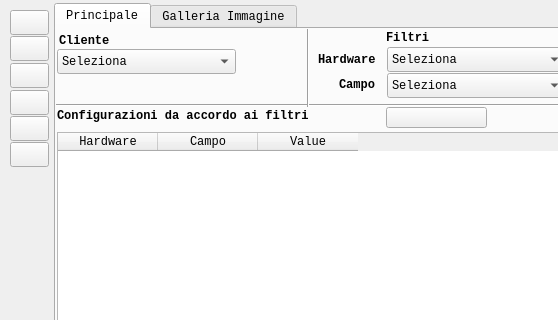
Above: QtUI/mainwindow.ui from emper0r/aron-conf before the change; both pictures show x 0 to 558 and y 0 to 320 of the 1030 by 700 pixel window. Below: the same form after it.
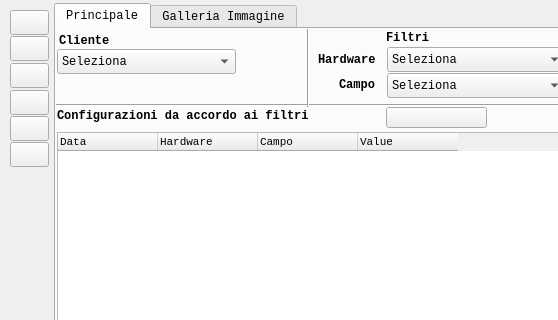
That is the form after the change.

Commit message: * Added timestamp as column

The edit to the form file:
```diff
--- a/QtUI/mainwindow.ui
+++ b/QtUI/mainwindow.ui
@@ -152,6 +152,20 @@
       <attribute name="horizontalHeaderDefaultSectionSize">
        <number>100</number>
       </attribute>
+      <column>
+       <property name="text">
+        <string>Data</string>
+       </property>
+       <property name="font">
+        <font>
+         <family>Monospace</family>
+         <pointsize>8</pointsize>
+        </font>
+       </property>
+       <property name="textAlignment">
+        <set>AlignJustify|AlignVCenter</set>
+       </property>
+      </column>
       <column>
        <property name="text">
         <string>Hardware</string>
@@ -159,9 +173,12 @@
        <property name="font">
         <font>
          <family>Monospace</family>
-         <pointsize>9</pointsize>
+         <pointsize>8</pointsize>
         </font>
        </property>
+       <property name="textAlignment">
+        <set>AlignJustify|AlignVCenter</set>
+       </property>
       </column>
       <column>
        <property name="text">
@@ -170,9 +187,12 @@
        <property name="font">
         <font>
          <family>Monospace</family>
-         <pointsize>9</pointsize>
+         <pointsize>8</pointsize>
         </font>
        </property>
+       <property name="textAlignment">
+        <set>AlignJustify|AlignVCenter</set>
+       </property>
       </column>
       <column>
        <property name="text">
@@ -181,9 +201,12 @@
        <property name="font">
         <font>
          <family>Monospace</family>
-         <pointsize>9</pointsize>
+         <pointsize>8</pointsize>
         </font>
        </property>
+       <property name="textAlignment">
+        <set>AlignJustify|AlignVCenter</set>
+       </property>
       </column>
      </widget>
      <widget class="QLabel" name="labelLines">
```
Left out of the diff: 2 changed lines with no effect on the pictures. The commit also changes 3 other files.
